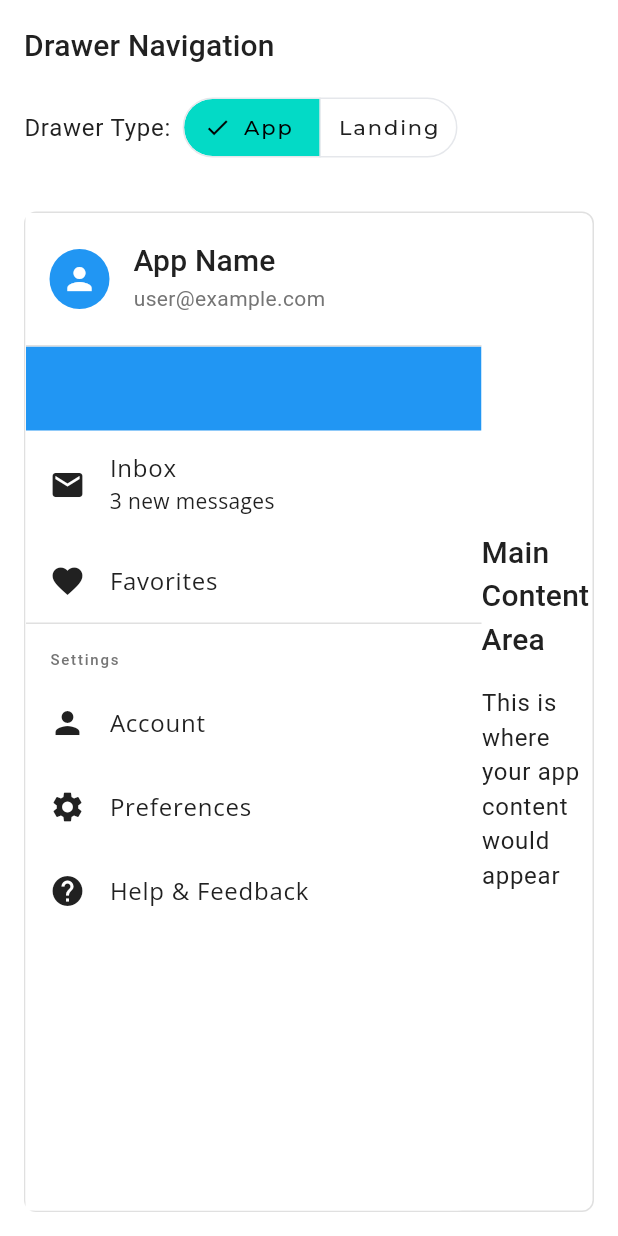
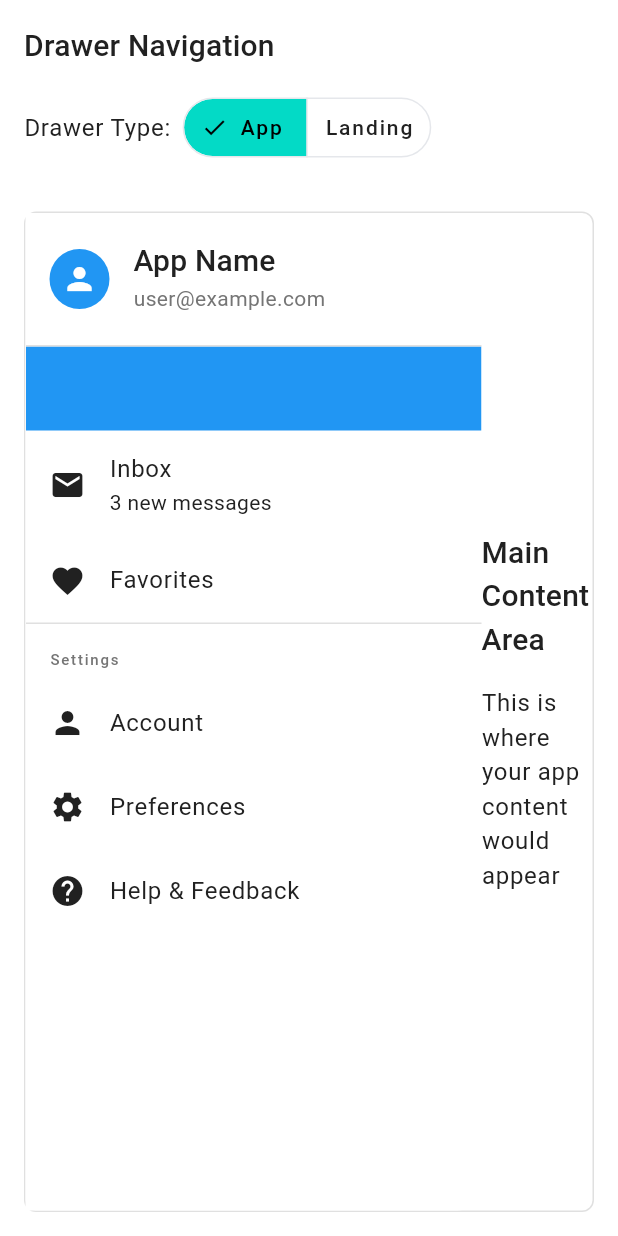
Before and after one commit to b-fontaine/saaster_kit, a Flutter app: the DrawerShowcase screen opened directly, on a phone screen of 412 x 824 dp. Run offline on Flutter 3.47's test engine with Material 3 defaults, Android fonts, the phone set to English and light mode, and no system bars; our stand-ins replace device_info_plus, dio, fl_chart, freezed_annotation, get_it, go_router and 3 more; missing offline and left inert: dio_cache_interceptor, dio_mocked_responses, dio_oidc_interceptor, gpt_markdown, widgetbook; generated files the repository leaves out were written again.

Commit message:
fix(website): Match websitejs icons, fonts, and terminal styling exactly
Co-Authored-By: Benoit FONTAINE <benoit.fontaine@outlook.fr>

```diff
--- a/frontend/design_system/lib/src/atoms/typography.dart
+++ b/frontend/design_system/lib/src/atoms/typography.dart
@@ -80,76 +80,76 @@ class DSTypography {
     ),
   );
 
-  // Landing Theme Typography
+  // Landing Theme Typography - using system default fonts to match websitejs
   static final TextTheme landingTextTheme = TextTheme(
-    displayLarge: GoogleFonts.montserrat(
+    displayLarge: const TextStyle(
       fontSize: 96,
       fontWeight: FontWeight.w300,
       letterSpacing: -1.5,
     ),
-    displayMedium: GoogleFonts.montserrat(
+    displayMedium: const TextStyle(
       fontSize: 60,
       fontWeight: FontWeight.w300,
       letterSpacing: -0.5,
     ),
-    displaySmall: GoogleFonts.montserrat(
+    displaySmall: const TextStyle(
       fontSize: 48,
       fontWeight: FontWeight.w400,
     ),
-    headlineLarge: GoogleFonts.montserrat(
+    headlineLarge: const TextStyle(
       fontSize: 40,
       fontWeight: FontWeight.w400,
       letterSpacing: 0.25,
     ),
-    headlineMedium: GoogleFonts.montserrat(
+    headlineMedium: const TextStyle(
       fontSize: 34,
       fontWeight: FontWeight.w400,
     ),
-    headlineSmall: GoogleFonts.montserrat(
+    headlineSmall: const TextStyle(
       fontSize: 24,
       fontWeight: FontWeight.w400,
     ),
-    titleLarge: GoogleFonts.montserrat(
+    titleLarge: const TextStyle(
       fontSize: 20,
       fontWeight: FontWeight.w500,
       letterSpacing: 0.15,
     ),
-    titleMedium: GoogleFonts.montserrat(
+    titleMedium: const TextStyle(
       fontSize: 16,
       fontWeight: FontWeight.w400,
       letterSpacing: 0.15,
     ),
-    titleSmall: GoogleFonts.montserrat(
+    titleSmall: const TextStyle(
       fontSize: 14,
       fontWeight: FontWeight.w500,
       letterSpacing: 0.1,
     ),
-    bodyLarge: GoogleFonts.openSans(
+    bodyLarge: const TextStyle(
       fontSize: 16,
       fontWeight: FontWeight.w400,
       letterSpacing: 0.5,
     ),
-    bodyMedium: GoogleFonts.openSans(
+    bodyMedium: const TextStyle(
       fontSize: 14,
       fontWeight: FontWeight.w400,
       letterSpacing: 0.25,
     ),
-    bodySmall: GoogleFonts.openSans(
+    bodySmall: const TextStyle(
       fontSize: 12,
       fontWeight: FontWeight.w400,
       letterSpacing: 0.4,
     ),
-    labelLarge: GoogleFonts.montserrat(
+    labelLarge: const TextStyle(
       fontSize: 14,
       fontWeight: FontWeight.w500,
       letterSpacing: 1.25,
     ),
-    labelMedium: GoogleFonts.montserrat(
+    labelMedium: const TextStyle(
       fontSize: 12,
       fontWeight: FontWeight.w400,
       letterSpacing: 0.4,
     ),
-    labelSmall: GoogleFonts.montserrat(
+    labelSmall: const TextStyle(
       fontSize: 10,
       fontWeight: FontWeight.w400,
       letterSpacing: 1.5,
@@ -176,15 +176,15 @@ class DSTypography {
     );
   }
 
-  /// Tailwind-inspired text size utilities to match websitejs
-  static TextStyle textXs(BuildContext context) => GoogleFonts.openSans(fontSize: 12, letterSpacing: 0.05);
-  static TextStyle textSm(BuildContext context) => GoogleFonts.openSans(fontSize: 14, letterSpacing: 0.025);
-  static TextStyle textBase(BuildContext context) => GoogleFonts.openSans(fontSize: 16);
-  static TextStyle textLg(BuildContext context) => GoogleFonts.openSans(fontSize: 18, letterSpacing: -0.025);
-  static TextStyle textXl(BuildContext context) => GoogleFonts.openSans(fontSize: 20, letterSpacing: -0.025);
-  static TextStyle text2Xl(BuildContext context) => GoogleFonts.montserrat(fontSize: 24, letterSpacing: -0.025);
-  static TextStyle text3Xl(BuildContext context) => GoogleFonts.montserrat(fontSize: 30, letterSpacing: -0.025);
-  static TextStyle text4Xl(BuildContext context) => GoogleFonts.montserrat(fontSize: 36, letterSpacing: -0.025);
-  static TextStyle text5Xl(BuildContext context) => GoogleFonts.montserrat(fontSize: 48, letterSpacing: -0.025);
-  static TextStyle text6Xl(BuildContext context) => GoogleFonts.montserrat(fontSize: 60, letterSpacing: -0.025);
+  /// Tailwind-inspired text size utilities to match websitejs - using system default fonts
+  static TextStyle textXs(BuildContext context) => const TextStyle(fontSize: 12, letterSpacing: 0.05);
+  static TextStyle textSm(BuildContext context) => const TextStyle(fontSize: 14, letterSpacing: 0.025);
+  static TextStyle textBase(BuildContext context) => const TextStyle(fontSize: 16);
+  static TextStyle textLg(BuildContext context) => const TextStyle(fontSize: 18, letterSpacing: -0.025);
+  static TextStyle textXl(BuildContext context) => const TextStyle(fontSize: 20, letterSpacing: -0.025);
+  static TextStyle text2Xl(BuildContext context) => const TextStyle(fontSize: 24, letterSpacing: -0.025);
+  static TextStyle text3Xl(BuildContext context) => const TextStyle(fontSize: 30, letterSpacing: -0.025);
+  static TextStyle text4Xl(BuildContext context) => const TextStyle(fontSize: 36, letterSpacing: -0.025);
+  static TextStyle text5Xl(BuildContext context) => const TextStyle(fontSize: 48, letterSpacing: -0.025);
+  static TextStyle text6Xl(BuildContext context) => const TextStyle(fontSize: 60, letterSpacing: -0.025);
 }
--- a/frontend/website/lib/widgets/custom_header.dart
+++ b/frontend/website/lib/widgets/custom_header.dart
@@ -227,7 +227,7 @@ class _GitHubLinkState extends State<_GitHubLink> {
             AnimatedContainer(
               duration: const Duration(milliseconds: 200),
               child: Icon(
-                Icons.code, // Using Material Icons instead of Lucide Github
+                Icons.code_outlined, // GitHub-like icon to match lucide-react Github
                 size: 18,
                 color: _isHovered ? DSColors.primaryLanding : DSColors.gray700,
               ),
@@ -371,7 +371,7 @@ class _MobileGitHubLink extends StatelessWidget {
         child: Row(
           children: [
             Icon(
-              Icons.code, // Using code icon as GitHub substitute
+              Icons.code_outlined, // GitHub-like icon to match lucide-react Github
               size: 18,
               color: DSColors.gray700, // text-gray-700
             ),
--- a/frontend/website/lib/widgets/footer_section.dart
+++ b/frontend/website/lib/widgets/footer_section.dart
@@ -121,9 +121,9 @@ class _GitHubSectionState extends State<_GitHubSection> {
               child: Row(
                 mainAxisSize: MainAxisSize.min, // flex items-center
                 children: [
-                  // Github size={20} className="mr-2"
+                  // Github size={20} className="mr-2" - Using proper GitHub-like icon
                   Icon(
-                    Icons.code, // Using code icon as Github equivalent
+                    Icons.code_outlined, // GitHub-like icon to match lucide-react Github
                     color: _isHovered
                         ? const Color(0xFFA5B4FC) // hover:text-indigo-300
                         : Colors.white, // text-white
--- a/frontend/website/lib/widgets/how_to_use_section.dart
+++ b/frontend/website/lib/widgets/how_to_use_section.dart
@@ -116,7 +116,7 @@ class _TerminalHeader extends StatelessWidget {
       ),
       child: Row(
         children: [
-          // Terminal size={20} className="text-gray-400 mr-2"
+          // Terminal size={20} className="text-gray-400 mr-2" - Using terminal icon to match lucide-react Terminal
           Icon(
             Icons.terminal,
             color: DSColors.gray400, // text-gray-400
@@ -129,7 +129,7 @@ class _TerminalHeader extends StatelessWidget {
             style: DSTypography.textSm(context).copyWith(
               color: DSColors.gray200, // text-gray-200
               fontWeight: FontWeight.w500, // font-medium
-              fontFamily: 'monospace',
+              fontFamily: 'monospace', // font-mono to match websitejs
             ),
           ),
         ],
@@ -206,7 +206,7 @@ class _TerminalStepWidget extends StatelessWidget {
           step.comment,
           style: DSTypography.textSm(context).copyWith(
             color: const Color(0xFF10B981), // text-green-400
-            fontFamily: 'monospace',
+            fontFamily: 'monospace', // font-mono to match websitejs
             height: 1.5,
           ),
         ),
@@ -218,9 +218,9 @@ class _TerminalStepWidget extends StatelessWidget {
             step.command!,
             style: DSTypography.textSm(context).copyWith(
               color: step.isOpaque
-                  ? DSColors.gray200.withValues(alpha: 0.7) // opacity-70
+                  ? DSColors.gray200.withValues(alpha: 0.7) // opacity-70 to match websitejs
                   : DSColors.gray200, // text-gray-200
-              fontFamily: 'monospace',
+              fontFamily: 'monospace', // font-mono to match websitejs
               height: 1.5,
             ),
           ),
```
